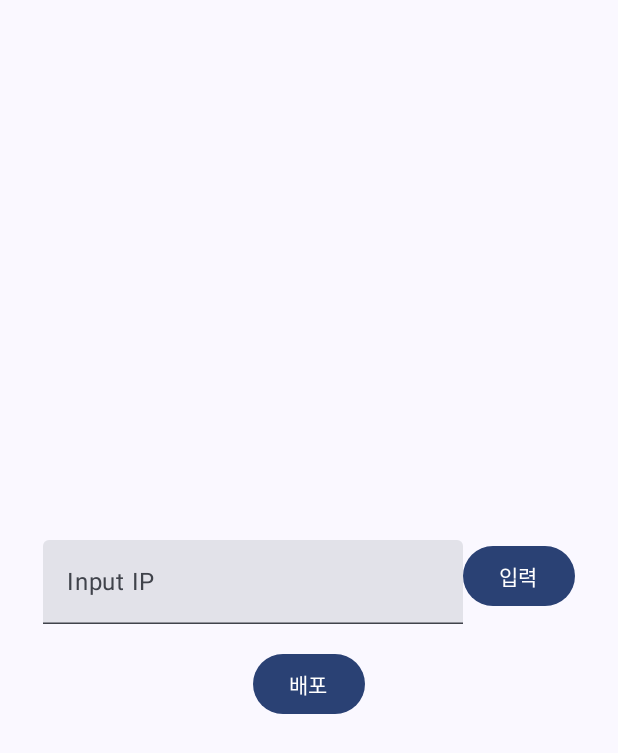
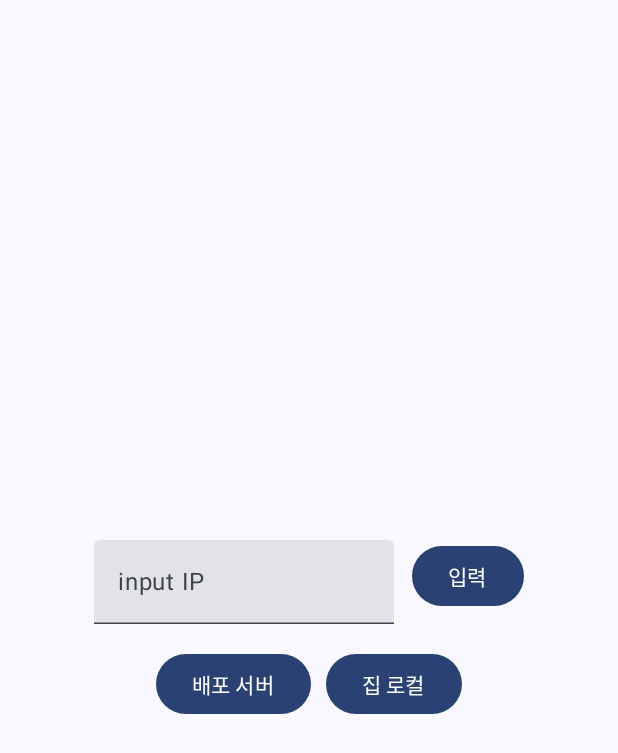
Before and after one commit to cyanO94/runaway_aos, an Android app built with Jetpack Compose: the screen it shows after launch (MainActivity), on a phone screen of 412 x 824 dp. Shown: the top 753 px of the screen. Run offline under Robolectric (Android 15) with nearby library versions, the phone set to English and light mode, and no system bars.

Commit message:
js 연동용 샘플 함수 구현

```diff
--- a/app/build.gradle.kts
+++ b/app/build.gradle.kts
@@ -59,6 +59,9 @@ dependencies {
     implementation("androidx.compose.ui:ui-graphics")
     implementation("androidx.compose.ui:ui-tooling-preview")
     implementation("androidx.compose.material3:material3")
+
+    implementation("com.google.code.gson:gson:2.10")
+
     testImplementation("junit:junit:4.13.2")
     androidTestImplementation("androidx.test.ext:junit:1.1.5")
     androidTestImplementation("androidx.test.espresso:espresso-core:3.5.1")
--- a/app/src/main/java/com/example/runaway_aos/MainActivity.kt
+++ b/app/src/main/java/com/example/runaway_aos/MainActivity.kt
@@ -3,13 +3,11 @@ package com.example.runaway_aos
 import android.os.Bundle
 import androidx.activity.ComponentActivity
 import androidx.activity.compose.setContent
-import androidx.compose.foundation.layout.fillMaxSize
-import androidx.compose.material3.MaterialTheme
-import androidx.compose.material3.Surface
 import androidx.compose.material3.Text
 import androidx.compose.runtime.Composable
 import androidx.compose.ui.Modifier
 import androidx.compose.ui.tooling.preview.Preview
+import com.example.runaway_aos.ui.RunawayApp
 import com.example.runaway_aos.ui.theme.Runaway_aosTheme
 
 class MainActivity : ComponentActivity() {
--- a/app/src/main/java/com/example/runaway_aos/RunawayApp.kt
+++ b/app/src/main/java/com/example/runaway_aos/ui/RunawayApp.kt
@@ -1,10 +1,11 @@
-package com.example.runaway_aos
+package com.example.runaway_aos.ui
 
 import androidx.compose.foundation.layout.Arrangement
 import androidx.compose.foundation.layout.Column
 import androidx.compose.foundation.layout.Row
 import androidx.compose.foundation.layout.fillMaxSize
 import androidx.compose.foundation.layout.padding
+import androidx.compose.foundation.layout.width
 import androidx.compose.material3.Button
 import androidx.compose.material3.MaterialTheme
 import androidx.compose.material3.Surface
@@ -32,7 +33,7 @@ fun RunawayApp() {
             modifier = Modifier.fillMaxSize(),
             color = MaterialTheme.colorScheme.background
         ) {
-            if (webViewUrl.isEmpty()) SetIpScreen(changeView = { url -> webViewUrl = url})
+            if (webViewUrl.isEmpty()) UrlSetScreen(changeView = { url -> webViewUrl = url})
             else {
                 WebViewScreen(webViewUrl)
             }
@@ -41,7 +42,7 @@ fun RunawayApp() {
 }
 
 @Composable
-fun SetIpScreen(
+fun UrlSetScreen(
     changeView: (String) -> Unit,
     modifier: Modifier = Modifier
 ) {
@@ -51,15 +52,25 @@ fun SetIpScreen(
         verticalArrangement = Arrangement.Center,
         horizontalAlignment = Alignment.CenterHorizontally
     ) {
-        Row(modifier = Modifier.padding(16.dp)) {
+        Row(
+            modifier = Modifier.padding(16.dp),
+            horizontalArrangement = Arrangement.spacedBy(12.dp)
+        ) {
             TextField(
+                modifier = Modifier.width(200.dp),
                 value = url,
                 onValueChange = {url = it},
-                label = { Text(text = "Input IP") }
+                label = { Text(text = "input IP") }
             )
 
             Button(
-                onClick = {changeView(url)}) {
+                onClick = {
+                    changeView(
+                        if (url.contains(":")) url
+                        else "$url:9002"
+                    )
+                }
+            ) {
                 Text("입력")
             }
         }
@@ -67,11 +78,14 @@ fun SetIpScreen(
         Row(
             modifier = modifier,
             horizontalArrangement = Arrangement.spacedBy(10.dp),
-
         ) {
             Button(
                 onClick = {changeView("http://223.130.147.208/")}) {
-                Text("배포")
+                Text("배포 서버")
+            }
+            Button(
+                onClick = {changeView("http://192.168.0.7:9002/")}) {
+                Text("집 로컬")
             }
         }
 
--- a/app/src/main/java/com/example/runaway_aos/WebViewScreen.kt
+++ b/app/src/main/java/com/example/runaway_aos/ui/WebViewScreen.kt
@@ -1,4 +1,4 @@
-package com.example.runaway_aos
+package com.example.runaway_aos.ui
 
 import android.webkit.WebView
 import android.webkit.WebViewClient
@@ -22,6 +22,7 @@ fun rememberWebView(url: String): WebView {
         WebView(context).apply {
             settings.javaScriptEnabled = true
             webViewClient = WebViewClient()
+            addJavascriptInterface(RunawayJavaScriptInterface(this), "Android")
             loadUrl(url)
         }
     }
```
Also changed, not shown: app/src/main/java/com/example/runaway_aos/ui/RunawayJavaScriptInterface.kt (added, +26 -0 lines).
